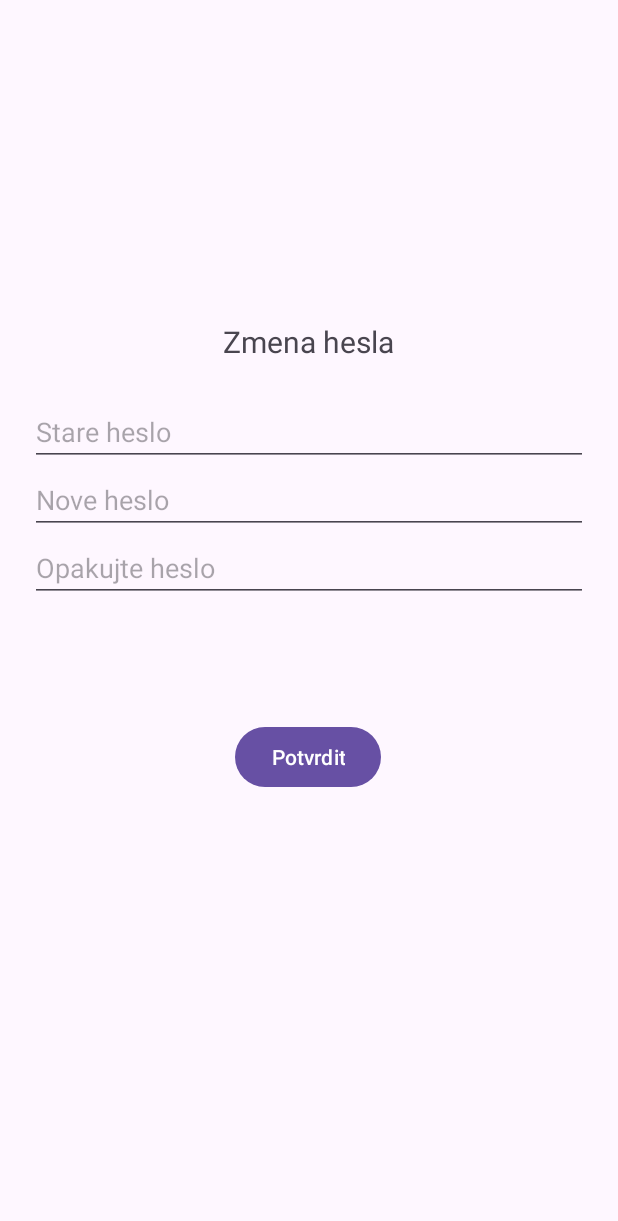
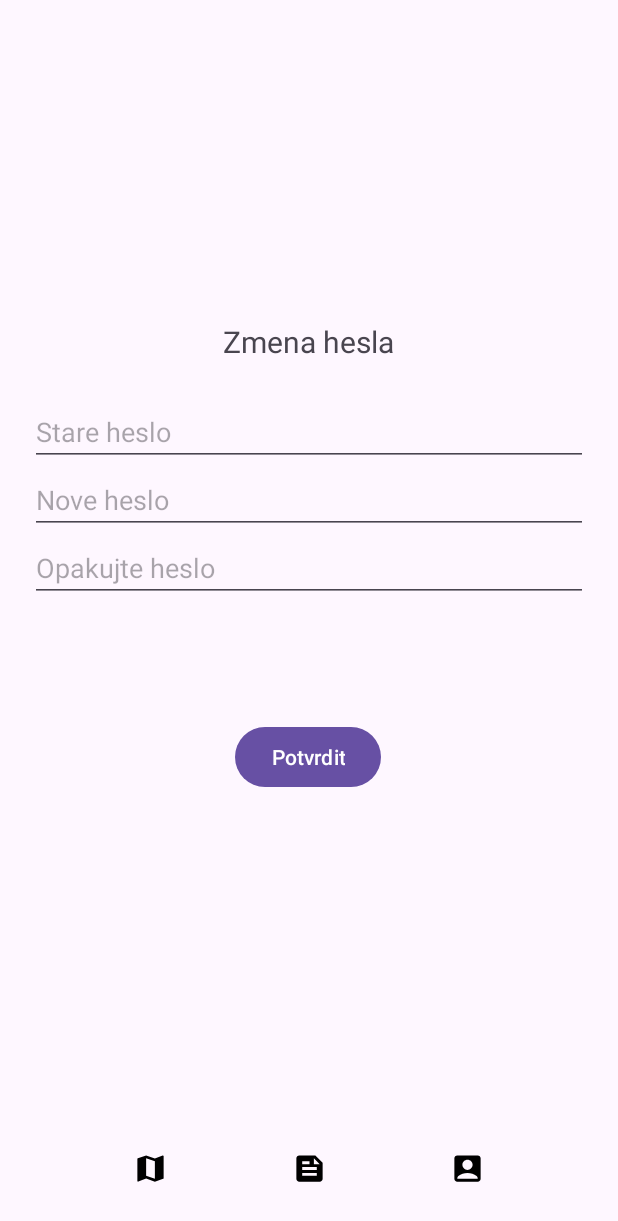
Before and after one commit to marekdrab/mobv, an Android app: the ChangePasswordFragment screen opened through its navigation route, on a phone screen of 412 x 824 dp. Shown: the top 1221 px of the screen. Run offline under Robolectric (Android 15) with nearby library versions, the phone set to English and light mode, and no system bars; our stand-ins replace data binding.

Commit message:
pw change

```diff
--- a/app/src/main/java/com/example/zadanie/api/ApiService.kt
+++ b/app/src/main/java/com/example/zadanie/api/ApiService.kt
@@ -5,6 +5,10 @@ import com.example.zadanie.api.model.GeofenceListResponse
 import com.example.zadanie.api.model.GeofenceUpdateRequest
 import com.example.zadanie.api.model.GeofenceUpdateResponse
 import com.example.zadanie.api.model.LoginResponse
+import com.example.zadanie.api.model.PasswordChangeRequest
+import com.example.zadanie.api.model.PasswordChangeResponse
+import com.example.zadanie.api.model.PasswordResetRequest
+import com.example.zadanie.api.model.PasswordResetResponse
 import com.example.zadanie.api.model.RefreshTokenRequest
 import com.example.zadanie.api.model.RefreshTokenResponse
 import com.example.zadanie.api.model.RegistrationResponse
@@ -38,6 +42,16 @@ interface ApiService {
     suspend fun getUser(
         @Query("id") id: String
     ): Response<UserResponse>
+
+    @POST("user/reset.php")
+    suspend fun resetPassword(
+        @Body passwordResetRequest: PasswordResetRequest
+    ): Response<PasswordResetResponse>
+
+    @POST("user/password.php")
+    suspend fun changePassword(
+        @Body passwordResetRequest: PasswordChangeRequest
+    ): Response<PasswordChangeResponse>
 
     @POST("user/refresh.php")
     suspend fun refreshToken(
--- a/app/src/main/java/com/example/zadanie/api/model/ApiRequest.kt
+++ b/app/src/main/java/com/example/zadanie/api/model/ApiRequest.kt
@@ -2,5 +2,7 @@ package com.example.zadanie.api.model
 
 data class UserRegistration(val name: String, val email: String, val password: String)
 data class UserLogin(val name: String, val password: String)
+data class PasswordChangeRequest(val old_password: String, val new_password: String)
+data class PasswordResetRequest(val email: String)
 data class RefreshTokenRequest(val refresh: String)
 data class GeofenceUpdateRequest(val lat: Double, val lon: Double, val radius: Double)
--- a/app/src/main/java/com/example/zadanie/api/model/ApiResponse.kt
+++ b/app/src/main/java/com/example/zadanie/api/model/ApiResponse.kt
@@ -25,3 +25,5 @@ data class GeofenceListAllResponse(
 )
 
 data class GeofenceUpdateResponse(val success: String)
+data class PasswordChangeResponse(val success: String)
+data class PasswordResetResponse(val success: String)
--- a/app/src/main/java/com/example/zadanie/fragments/ChangePasswordFragment.kt
+++ b/app/src/main/java/com/example/zadanie/fragments/ChangePasswordFragment.kt
@@ -1,16 +1,69 @@
 package com.example.zadanie.fragments
 
 import android.os.Bundle
+import android.util.Log
 import android.view.View
+import android.widget.Button
 import androidx.fragment.app.Fragment
+import androidx.lifecycle.ViewModel
+import androidx.lifecycle.ViewModelProvider
+import androidx.navigation.findNavController
 import com.example.zadanie.R
+import com.example.zadanie.api.DataRepository
+import com.example.zadanie.data.PreferenceData
 import com.example.zadanie.databinding.FragmentChangePasswordBinding
+import com.example.zadanie.databinding.FragmentLoginBinding
+import com.example.zadanie.viewModels.AuthViewModel
+import com.google.android.material.snackbar.Snackbar
 
 class ChangePasswordFragment : Fragment(R.layout.fragment_change_password) {
+    private lateinit var viewModel: AuthViewModel
     private var binding: FragmentChangePasswordBinding? = null
+
+    override fun onCreate(savedInstanceState: Bundle?) {
+        super.onCreate(savedInstanceState)
+
+        viewModel = ViewModelProvider(requireActivity(), object : ViewModelProvider.Factory {
+            override fun <T : ViewModel> create(modelClass: Class<T>): T {
+                return AuthViewModel(DataRepository.getInstance(requireContext())) as T
+            }
+        })[AuthViewModel::class.java]
+    }
 
     override fun onViewCreated(view: View, savedInstanceState: Bundle?) {
         super.onViewCreated(view, savedInstanceState)
 
+        binding = FragmentChangePasswordBinding.bind(view).apply {
+            lifecycleOwner = viewLifecycleOwner
+            model = viewModel
+        }
+
+        binding?.submitButton?.setOnClickListener {
+            val oldPassword = binding?.oldPw?.text.toString()
+            val newPassword = binding?.newPw?.text.toString()
+            val repeatNewPassword = binding?.newPwRepeat?.text.toString()
+
+            if (newPassword == repeatNewPassword) {
+                viewModel.changePassword(oldPassword, newPassword)
+            } else {
+                binding?.newPwRepeat?.setError("Passwords don't match up")
+            }
+
+            viewModel.changePasswordResult.observe(viewLifecycleOwner) { result ->
+                if (result == "true") {
+                    it.findNavController().navigate(R.id.action_change_pw_profile)
+                }
+            }
+
+            viewModel.changePasswordResultMessage.observe(viewLifecycleOwner) { result ->
+                if (!result.isNullOrEmpty()) {
+                    Snackbar.make(
+                        view,
+                        result,
+                        Snackbar.LENGTH_SHORT
+                    ).show()
+                }
+            }
+        }
     }
 }
--- a/app/src/main/java/com/example/zadanie/fragments/ProfileFragment.kt
+++ b/app/src/main/java/com/example/zadanie/fragments/ProfileFragment.kt
@@ -102,7 +102,6 @@ class ProfileFragment : Fragment(R.layout.fragment_profile) {
             }
 
             bnd.settingsBtn.setOnClickListener {
-                PreferenceData.getInstance().clearData(requireContext())
                 it.findNavController().navigate(R.id.action_profile_settings)
             }
 
--- a/app/src/main/java/com/example/zadanie/fragments/SettingsFragment.kt
+++ b/app/src/main/java/com/example/zadanie/fragments/SettingsFragment.kt
@@ -1,6 +1,7 @@
 package com.example.zadanie.fragments
 
 import android.os.Bundle
+import android.util.Log
 import android.view.View
 import androidx.fragment.app.Fragment
 import androidx.navigation.findNavController
--- a/app/src/main/res/layout/fragment_change_password.xml
+++ b/app/src/main/res/layout/fragment_change_password.xml
@@ -4,7 +4,9 @@
     xmlns:tools="http://schemas.android.com/tools">
 
     <data>
-
+        <variable
+            name="model"
+            type="com.example.zadanie.viewModels.AuthViewModel" />
     </data>
 
     <androidx.constraintlayout.widget.ConstraintLayout
@@ -32,7 +34,7 @@
 
 
         <EditText
-            android:id="@+id/edit_text_email_code"
+            android:id="@+id/old_pw"
             android:layout_width="0dp"
             android:layout_height="wrap_content"
             android:hint="@string/old_pw"
@@ -42,23 +44,23 @@
             app:layout_constraintEnd_toEndOf="parent" />
 
         <EditText
-            android:id="@+id/edit_text_password1"
+            android:id="@+id/new_pw"
             android:layout_width="0dp"
             android:layout_height="wrap_content"
             android:hint="@string/new_pw"
             android:inputType="textPassword"
-            app:layout_constraintTop_toBottomOf="@+id/edit_text_email_code"
+            app:layout_constraintTop_toBottomOf="@+id/old_pw"
             app:layout_constraintStart_toStartOf="parent"
             app:layout_constraintEnd_toEndOf="parent" />
 
 
         <EditText
-            android:id="@+id/edit_text_password2"
+            android:id="@+id/new_pw_repeat"
             android:layout_width="0dp"
             android:layout_height="wrap_content"
             android:hint="@string/repeat_pw"
             android:inputType="textPassword"
-            app:layout_constraintTop_toBottomOf="@+id/edit_text_password1"
+            app:layout_constraintTop_toBottomOf="@+id/new_pw"
             app:layout_constraintStart_toStartOf="parent"
             app:layout_constraintEnd_toEndOf="parent" />
 
@@ -71,8 +73,15 @@
             app:layout_constraintEnd_toEndOf="parent"
             app:layout_constraintHorizontal_bias="0.498"
             app:layout_constraintStart_toStartOf="parent"
-            app:layout_constraintTop_toBottomOf="@+id/edit_text_password2"
+            app:layout_constraintTop_toBottomOf="@+id/new_pw_repeat"
             app:layout_constraintVertical_bias="0.224" />
 
+        <com.example.zadanie.widgets.BottomBar
+            android:id="@+id/bottom_bar"
+            android:layout_width="match_parent"
+            android:layout_height="wrap_content"
+            app:layout_constraintBottom_toBottomOf="parent"
+            app:layout_constraintEnd_toEndOf="parent"
+            app:layout_constraintStart_toStartOf="parent" />
     </androidx.constraintlayout.widget.ConstraintLayout>
 </layout>
--- a/app/src/main/res/navigation/nav_graph.xml
+++ b/app/src/main/res/navigation/nav_graph.xml
@@ -98,7 +98,13 @@
     <fragment
         android:id="@+id/changePasswordFragment"
         android:name="com.example.zadanie.fragments.ChangePasswordFragment"
-        android:label="ChangePasswordFragment" />
+        android:label="ChangePasswordFragment" >
+
+        <action
+            android:id="@+id/action_change_pw_profile"
+            app:popUpToInclusive="true"
+            app:destination="@id/profileFragment" />
+    </fragment>
     <fragment
         android:id="@+id/mapFragment"
         android:name="com.example.zadanie.fragments.MapFragment"
```
Also changed, not shown: app/src/main/java/com/example/zadanie/api/DataRepository.kt (+23 -0 lines), app/src/main/java/com/example/zadanie/viewModels/AuthViewModel.kt (+14 -0 lines).
